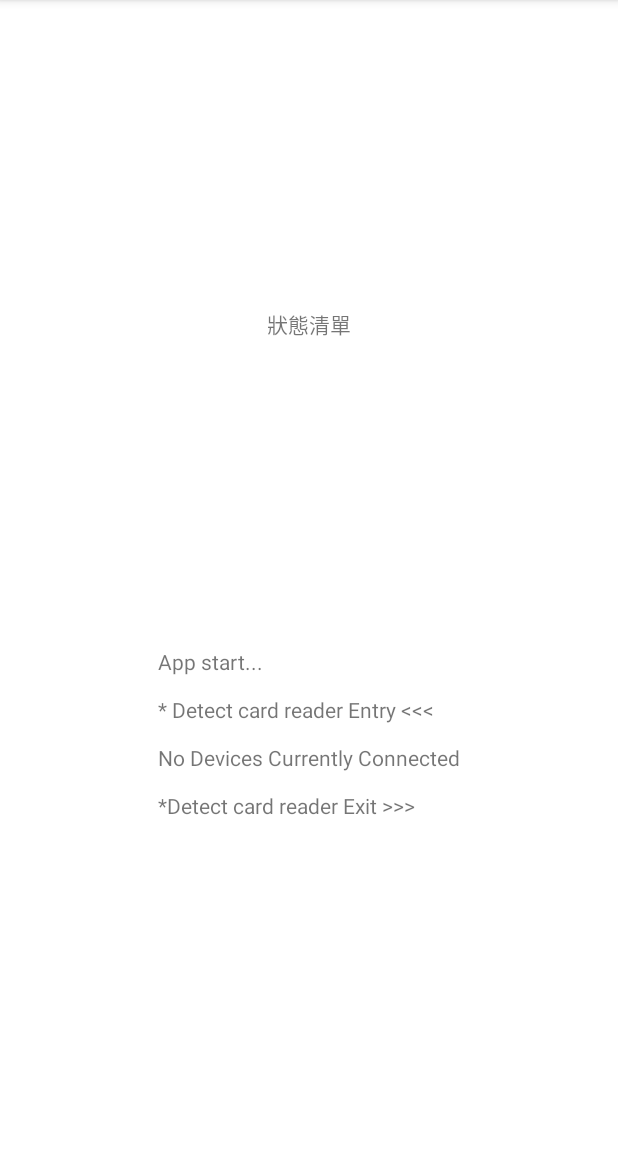
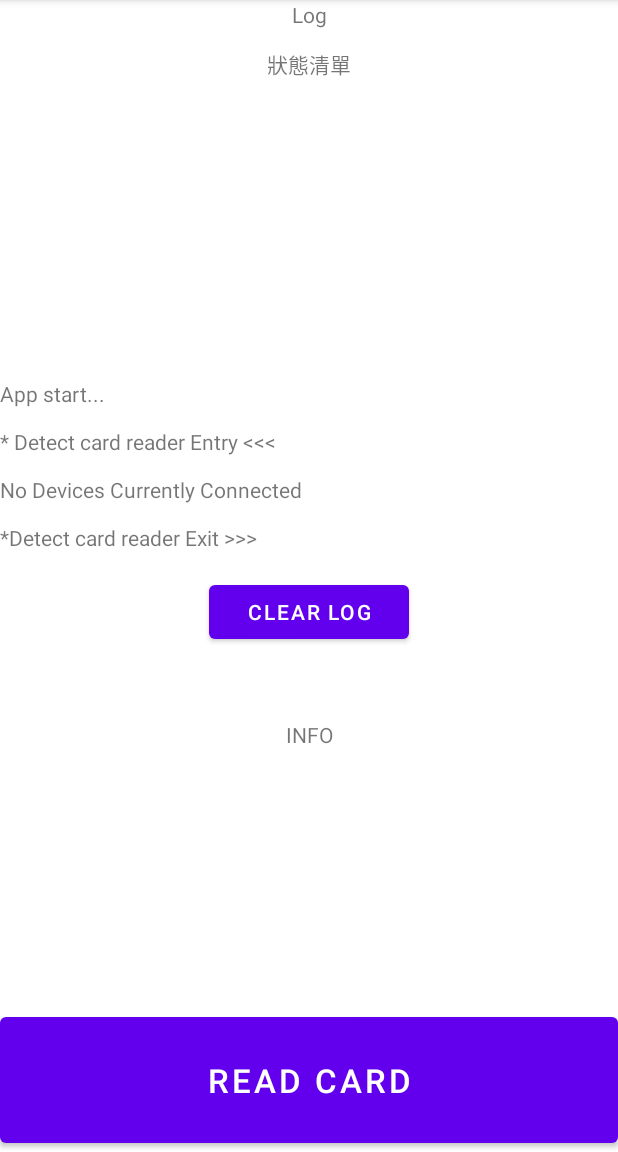
Before and after one commit to jacky7612/android_UsbdevTest, an Android app: the screen it shows after launch (MainActivity), on a phone screen of 412 x 824 dp, the part 84-1236 px from its top. Run offline under Robolectric (Android 15) with nearby library versions, the phone set to English and light mode, and no system bars.

Commit message:
增加powerON及powerOFF

```diff
--- a/app/src/main/java/com/tech/usbdevtest/MainActivity.kt
+++ b/app/src/main/java/com/tech/usbdevtest/MainActivity.kt
@@ -1,12 +1,13 @@
 package com.tech.usbdevtest
 
-import android.app.PendingIntent
 import android.content.*
 import android.content.ContentValues.TAG
 import android.hardware.usb.*
 import android.os.Bundle
-import android.os.IBinder
+import android.text.method.ScrollingMovementMethod
 import android.util.Log
+import android.view.View
+import android.widget.Button
 import android.widget.TextView
 import androidx.appcompat.app.AppCompatActivity
 
@@ -14,12 +15,23 @@ import androidx.appcompat.app.AppCompatActivity
 class MainActivity : AppCompatActivity() {
     /* USB class */
     private lateinit var model_UsbCr: UsbCardreader
+    private val MAX_LINES=20
+    private var usb_prepare_succeed: Boolean = false
 
     /* UI elements */
     private lateinit var statusView: TextView
     private lateinit var resultView: TextView
 
     private lateinit var sysmsg: String
+    private lateinit var cardID: TextView
+    private lateinit var Name: TextView
+    private lateinit var Identity: TextView
+    private lateinit var Birthday: TextView
+    private lateinit var Sex: TextView
+
+    private lateinit var btnClearLog: Button
+    private lateinit var btnReadCard: Button
+
     /* Helpers to display user content */
     private fun printDeviceDescription(device: UsbDevice) {
         val result = device.describeContents().toString() + "\n\n"
@@ -39,6 +51,16 @@ class MainActivity : AppCompatActivity() {
         resultView.text = result
     }
 
+    private fun clear_info()
+    {
+        statusView.text = "clear info"
+        cardID.text     = ""
+        Name.text       = ""
+        Identity.text   = ""
+        Birthday.text   = ""
+        Sex.text        = ""
+    }
+
     /**
      * Determine whether to list all devices or query a specific device from
      * the provided intent.
@@ -54,30 +76,47 @@ class MainActivity : AppCompatActivity() {
         try {
             // List all devices connected to USB host on startup
             printStatus(getString(R.string.status_list))
-            var usb_ok=model_UsbCr.detectCardreader()
+            usb_prepare_succeed=model_UsbCr.initCardreader()
             printResult(resultView.text.toString() + model_UsbCr.model_Msg)
         } catch (e: IllegalArgumentException) {
             printResult("Invalid Exception error :$e")
         }
     }
-    //private var ACTION_USB_PERMISSION = "com.android.example.USB_PERMISSION"
+
     override fun onCreate(savedInstanceState: Bundle?) {
         super.onCreate(savedInstanceState)
         setContentView(R.layout.activity_main)
+        usb_prepare_succeed = false
+        statusView = findViewById(R.id.st_status)
+        resultView = findViewById(R.id.st_response)
+        resultView.movementMethod = ScrollingMovementMethod()
+        resultView.maxLines = MAX_LINES
+        resultView.text = ""
 
-        statusView = findViewById(R.id.text_status)
-        resultView = findViewById(R.id.text_result)
+        cardID      = findViewById(R.id.info_cardID)
+        Name        = findViewById(R.id.info_Name)
+        Identity    = findViewById(R.id.info_Identity)
+        Birthday    = findViewById(R.id.info_Birthday)
+        Sex         = findViewById(R.id.info_Sex)
+        //btnClearLog = findViewById(R.id.btclear)
+        //btnReadCard = findViewById(R.id.btsend)
 
         // 取得 USB Manager
         // 取得 USB 裝置清單
         model_UsbCr = UsbCardreader()
-        model_UsbCr.usbManager = getSystemService(Context.USB_SERVICE) as UsbManager
+        model_UsbCr.model_usbManager = getSystemService(Context.USB_SERVICE) as UsbManager
 
         // 建立 授權推播訊息
         var filter = model_UsbCr.initFilter(this)
         registerReceiver(model_UsbCr.usbReceiver, filter)
         printResult("App start...\n\n")
         handleIntent(intent)
+        //btnClearLog.setOnClickListener {
+        //    btnClear_Click()
+        //}
+        //btnReadCard.setOnClickListener {
+        //    btnReadCard_Click()
+        //}
     }
 
     override fun onNewIntent(intent: Intent) {
@@ -89,4 +128,28 @@ class MainActivity : AppCompatActivity() {
         super.onDestroy()
         unregisterReceiver(model_UsbCr.usbReceiver)
     }
+
+    fun btnClear_Click(view: View) {
+        try {
+            statusView.text = "clear log"
+            resultView.text = ""
+        } catch (e: IllegalArgumentException) {
+        }
+    }
+
+    fun btnReadCard_Click(view: View) {
+        try {
+            //val GetHealthIDCardCmd1=byteArrayOf(
+            //    0x00, 0xA4.toByte(), 0x04, 0x00, 0x10.toByte(), 0xD1.toByte(), 0x58, 0x00, 0x00,
+            //    0x01, 0x00, 0x00, 0x00, 0x00, 0x00, 0x00, 0x00, 0x00, 0x00, 0x11, 0x00
+            //)
+            //val GetHealthIDCardCmd2=byteArrayOf(0x00, 0xCA.toByte(), 0x11, 0x00, 0x02, 0x00, 0x00)
+            clear_info()
+
+            resultView.text = ""
+            printResult(model_UsbCr.cmdPowerON())
+            printResult(model_UsbCr.cmdPowerOFF())
+        } catch (e: IllegalArgumentException) {
+        }
+    }
 }
--- a/app/src/main/res/layout/activity_main.xml
+++ b/app/src/main/res/layout/activity_main.xml
@@ -1,29 +1,132 @@
-<?xml version="1.0" encoding="utf-8"?>
-<androidx.constraintlayout.widget.ConstraintLayout xmlns:android="http://schemas.android.com/apk/res/android"
-    xmlns:app="http://schemas.android.com/apk/res-auto"
+<LinearLayout xmlns:android="http://schemas.android.com/apk/res/android"
     xmlns:tools="http://schemas.android.com/tools"
+    android:id="@+id/LinearLayout1"
     android:layout_width="match_parent"
     android:layout_height="match_parent"
-    tools:context=".MainActivity">
+    android:orientation="vertical"
+    tools:context=".MainActivity" >
 
-    <TextView
-        android:id="@+id/text_result"
-        android:layout_width="wrap_content"
-        android:layout_height="wrap_content"
-        android:text="Hello World!"
-        app:layout_constraintBottom_toBottomOf="parent"
-        app:layout_constraintEnd_toEndOf="parent"
-        app:layout_constraintStart_toStartOf="parent"
-        app:layout_constraintTop_toBottomOf="@+id/text_status" />
 
-    <TextView
-        android:id="@+id/text_status"
-        android:layout_width="wrap_content"
-        android:layout_height="wrap_content"
-        android:text="Hello World!"
-        app:layout_constraintBottom_toTopOf="@+id/text_result"
-        app:layout_constraintEnd_toEndOf="parent"
-        app:layout_constraintStart_toStartOf="parent"
-        app:layout_constraintTop_toTopOf="parent" />
+    <LinearLayout
+        android:layout_width="match_parent"
+        android:layout_height="0dip"
+        android:orientation="vertical"
+        android:layout_weight="8">
 
-</androidx.constraintlayout.widget.ConstraintLayout>
+        <TextView
+            android:layout_width="match_parent"
+            android:layout_height="0dip"
+            android:layout_weight="1"
+            android:layout_marginBottom="0dp"
+            android:scrollbars="vertical"
+            android:gravity="center_horizontal"
+            android:text="Log" />
+
+        <TextView
+            android:id="@+id/st_status"
+            android:layout_width="match_parent"
+            android:layout_height="0dip"
+            android:layout_marginBottom="0dp"
+            android:layout_weight="1"
+            android:gravity="center_horizontal"
+            android:scrollbars="vertical"
+            android:text="status" />
+
+        <TextView
+            android:id="@+id/st_response"
+            android:layout_width="match_parent"
+            android:layout_height="0dip"
+            android:layout_weight="10"
+            android:layout_marginBottom="0dp"
+            android:gravity="bottom"
+            android:scrollbars="vertical" />
+    </LinearLayout>
+
+    <LinearLayout
+        android:layout_width="match_parent"
+        android:layout_height="0dip"
+        android:layout_weight="2"
+        android:orientation="vertical">
+
+        <Button
+            android:id="@+id/btclear"
+            android:layout_width="133dp"
+            android:layout_height="wrap_content"
+            android:layout_gravity="center"
+            android:onClick="btnClear_Click"
+            android:text="Clear Log" />
+
+    </LinearLayout>
+
+
+    <LinearLayout
+        android:layout_width="match_parent"
+        android:layout_height="0dip"
+        android:layout_weight="4"
+        android:orientation="vertical"
+        >
+        <TextView
+            android:layout_width="match_parent"
+            android:layout_height="0dip"
+            android:layout_weight="1"
+            android:layout_marginBottom="0dp"
+            android:gravity="center_horizontal"
+            android:text="INFO" />
+
+        <TextView
+            android:id="@+id/info_cardID"
+            android:layout_width="match_parent"
+            android:layout_height="0dip"
+            android:layout_weight="1"
+            android:layout_marginBottom="0dp"
+            android:layout_marginLeft="20dp" />
+        <TextView
+            android:id="@+id/info_Name"
+            android:layout_width="match_parent"
+            android:layout_height="0dip"
+            android:layout_weight="1"
+            android:layout_marginBottom="0dp"
+            android:layout_marginLeft="20dp"/>
+        <TextView
+            android:id="@+id/info_Identity"
+            android:layout_width="match_parent"
+            android:layout_height="0dip"
+            android:layout_weight="1"
+            android:layout_marginBottom="0dp"
+            android:layout_marginLeft="20dp"/>
+
+        <TextView
+            android:id="@+id/info_Birthday"
+            android:layout_width="match_parent"
+            android:layout_height="0dip"
+            android:layout_weight="1"
+            android:layout_marginBottom="0dp"
+            android:layout_marginLeft="20dp"/>
+        <TextView
+            android:id="@+id/info_Sex"
+            android:layout_width="match_parent"
+            android:layout_height="0dip"
+            android:layout_weight="1"
+            android:layout_marginBottom="0dp"
+            android:layout_marginLeft="20dp"/>
+
+    </LinearLayout>
+
+    <LinearLayout
+        android:layout_width="match_parent"
+        android:layout_height="0dip"
+        android:layout_weight="2"
+        android:orientation="horizontal">
+
+        <Button
+            android:id="@+id/btsend"
+            android:layout_width="0dip"
+            android:layout_height="match_parent"
+            android:layout_weight="5"
+            android:onClick="btnReadCard_Click"
+            android:text="@string/btsend"
+            android:textSize="22sp" />
+
+    </LinearLayout>
+
+</LinearLayout>
--- a/app/src/main/res/values/strings.xml
+++ b/app/src/main/res/values/strings.xml
@@ -3,4 +3,5 @@
     <string name="status_added">新增裝置</string>
     <string name="status_removed">移除裝置</string>
     <string name="status_list">狀態清單</string>
+    <string name="btsend">Read Card</string>
 </resources>
```
Also changed, not shown: app/src/main/java/com/tech/usbdevtest/UsbCardreader.kt (+183 -34 lines).
